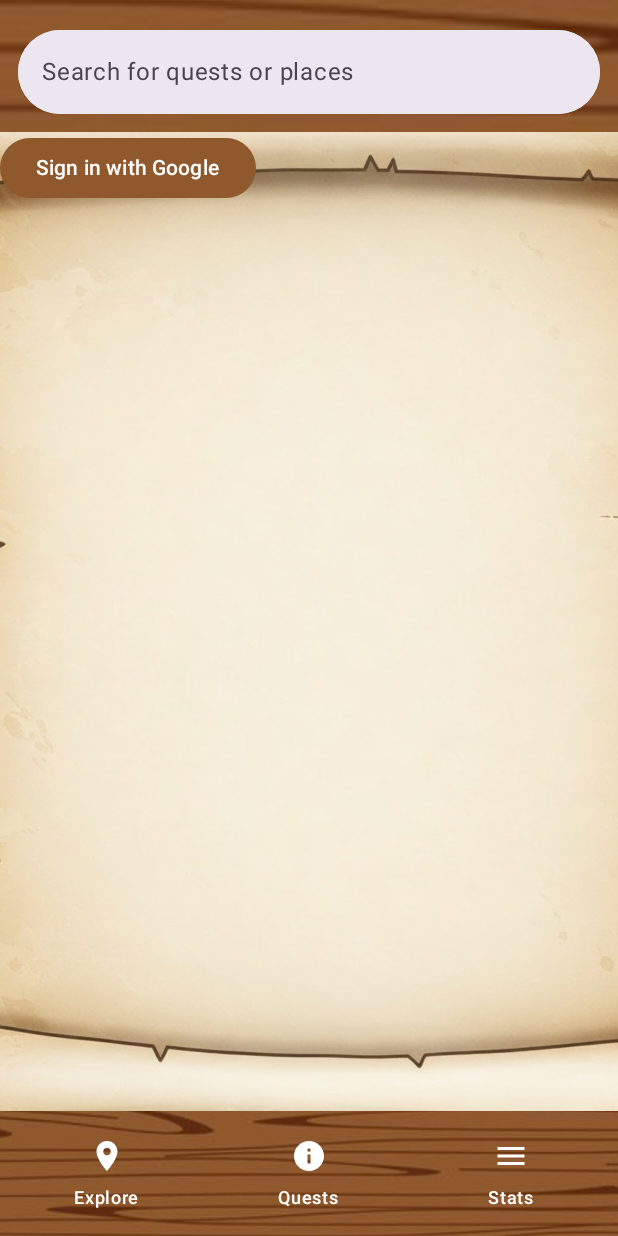
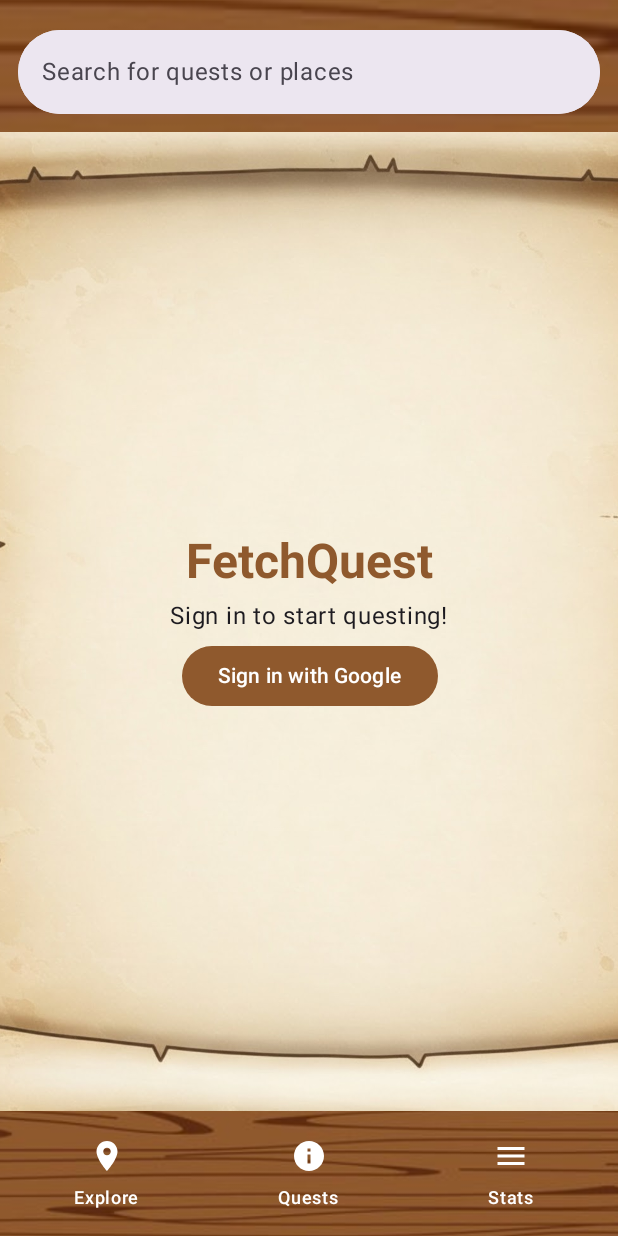
Before and after one commit to ex4dev/fetchquest, an Android app built with Jetpack Compose: the screen it shows after launch (MainActivity), on a phone screen of 412 x 824 dp. Run offline under Robolectric (Android 15) with nearby library versions, the phone set to English and light mode, and no system bars.

Commit message:
Improve QuestDetailView and GoogleSignInPage UI

```diff
--- a/android/app/src/main/java/dev/tswanson/fetchquest/android/MainActivity.kt
+++ b/android/app/src/main/java/dev/tswanson/fetchquest/android/MainActivity.kt
@@ -8,12 +8,18 @@ import androidx.activity.enableEdgeToEdge
 import androidx.compose.foundation.Image
 import androidx.compose.foundation.background
 import androidx.compose.foundation.layout.Box
+import androidx.compose.foundation.layout.Column
+import androidx.compose.foundation.layout.ExperimentalLayoutApi
 import androidx.compose.foundation.layout.Row
+import androidx.compose.foundation.layout.Spacer
+import androidx.compose.foundation.layout.WindowInsets
 import androidx.compose.foundation.layout.fillMaxHeight
 import androidx.compose.foundation.layout.fillMaxSize
 import androidx.compose.foundation.layout.fillMaxWidth
 import androidx.compose.foundation.layout.height
+import androidx.compose.foundation.layout.navigationBarsIgnoringVisibility
 import androidx.compose.foundation.layout.padding
+import androidx.compose.foundation.layout.windowInsetsBottomHeight
 import androidx.compose.material.icons.Icons
 import androidx.compose.material.icons.filled.Info
 import androidx.compose.material.icons.filled.Menu
@@ -56,7 +62,7 @@ import dev.tswanson.fetchquest.android.ui.theme.FetchQuestTheme
 
 
 class MainActivity : ComponentActivity() {
-    @OptIn(ExperimentalMaterial3Api::class)
+    @OptIn(ExperimentalMaterial3Api::class, ExperimentalLayoutApi::class)
     override fun onCreate(savedInstanceState: Bundle?) {
         super.onCreate(savedInstanceState)
         enableEdgeToEdge()
@@ -155,7 +161,14 @@ class MainActivity : ComponentActivity() {
                             val a = questInfoViewModel.currentEventAttendees.collectAsState()
                             val event = e.value ?: return@ModalBottomSheet
                             val attendees = a.value ?: listOf()
-                            QuestDetailView(event, attendees)
+                            Column {
+                                QuestDetailView(event, attendees)
+                                Spacer(
+                                    Modifier.windowInsetsBottomHeight(
+                                        WindowInsets.navigationBarsIgnoringVisibility
+                                    )
+                                )
+                            }
                         }
                     }
                     Image(
@@ -200,7 +213,9 @@ fun AppNavGraph(
             StatsPage(1, 2, 3,4, 6)
         }
         composable(route = "sign-in") {
-            SignInPage()
+            SignInPage {
+                navController.navigate("explore")
+            }
         }
     }
 }
--- a/android/app/src/main/java/dev/tswanson/fetchquest/android/ui/GoogleSignInPage.kt
+++ b/android/app/src/main/java/dev/tswanson/fetchquest/android/ui/GoogleSignInPage.kt
@@ -1,11 +1,20 @@
 import android.content.Context
 import android.util.Log
 import android.widget.Toast
+import androidx.compose.foundation.layout.Arrangement
+import androidx.compose.foundation.layout.Box
+import androidx.compose.foundation.layout.Column
+import androidx.compose.foundation.layout.fillMaxSize
 import androidx.compose.material3.Button
+import androidx.compose.material3.MaterialTheme
 import androidx.compose.material3.Text
 import androidx.compose.runtime.Composable
 import androidx.compose.runtime.rememberCoroutineScope
+import androidx.compose.ui.Alignment
+import androidx.compose.ui.Modifier
 import androidx.compose.ui.platform.LocalContext
+import androidx.compose.ui.text.font.FontWeight
+import androidx.compose.ui.unit.dp
 import androidx.credentials.CredentialManager
 import androidx.credentials.CustomCredential
 import androidx.credentials.GetCredentialRequest
@@ -20,19 +29,36 @@ import kotlinx.coroutines.CoroutineScope
 import kotlinx.coroutines.launch
 
 @Composable
-fun SignInPage() {
+fun SignInPage(afterSignIn: () -> Unit) {
     val context = LocalContext.current
     val scope = rememberCoroutineScope()
-    Button(onClick = {
-        signIn(context, scope)
-    }) {
-        Text("Sign in with Google")
+
+    Box(
+        contentAlignment = Alignment.Center,
+        modifier = Modifier.fillMaxSize()
+    ) {
+        Column(
+            horizontalAlignment = Alignment.CenterHorizontally,
+            verticalArrangement = Arrangement.spacedBy(4.dp)
+        ) {
+            Text(
+                "FetchQuest",
+                style = MaterialTheme.typography.headlineLarge,
+                fontWeight = FontWeight.Bold,
+                color = MaterialTheme.colorScheme.primary
+                )
+            Text("Sign in to start questing!")
+            Button(onClick = {
+                signIn(context, scope, afterSignIn)
+            }) {
+                Text("Sign in with Google")
+            }
+        }
     }
 }
 
-fun signIn(context: Context, coroutineScope: CoroutineScope) {
+fun signIn(context: Context, coroutineScope: CoroutineScope, afterSignIn: () -> Unit) {
     val credentialManager = CredentialManager.create(context)
-//    val getPasswordOption = GetPasswordOption()
     val signinGoogleOption: GetGoogleIdOption = GetGoogleIdOption.Builder()
         .setFilterByAuthorizedAccounts(false)
         .setServerClientId(context.getString(R.string.gcp_id))
@@ -50,6 +76,7 @@ fun signIn(context: Context, coroutineScope: CoroutineScope) {
                 request = getCredRequest
             )
             handleSignIn(result)
+            afterSignIn()
         } catch (e: GetCredentialException) {
             e.printStackTrace()
             Toast.makeText(context, e.errorMessage, Toast.LENGTH_LONG).show()
```
Also changed, not shown: android/app/src/main/java/dev/tswanson/fetchquest/android/ui/QuestDetailView.kt (+36 -3 lines).
